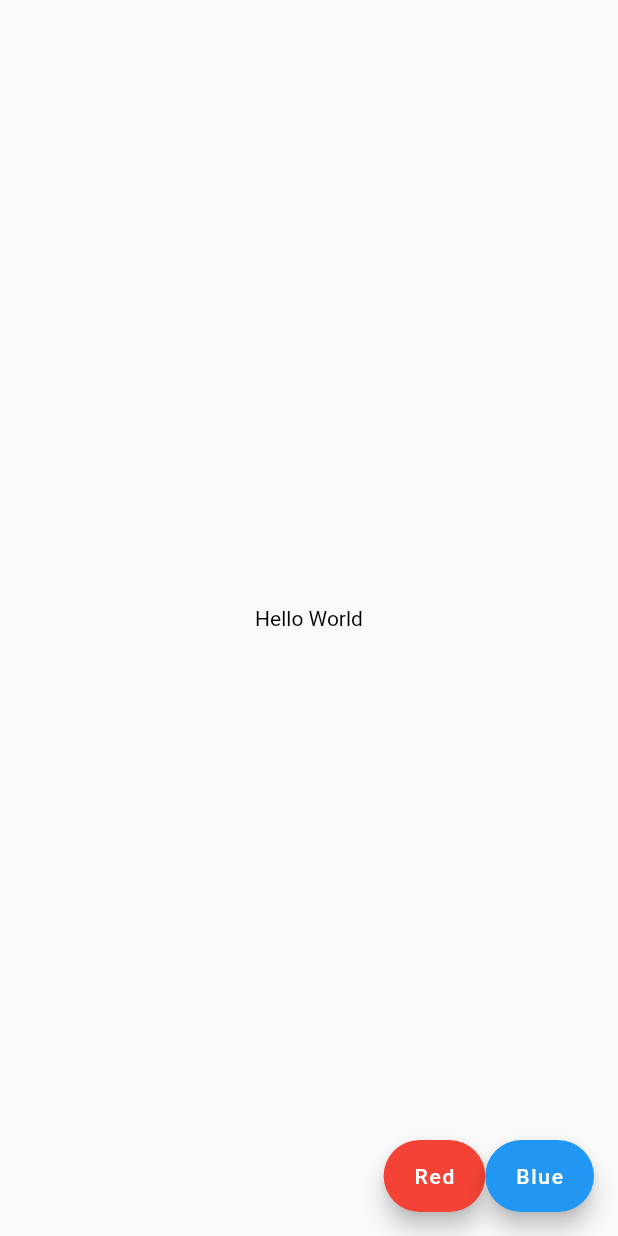
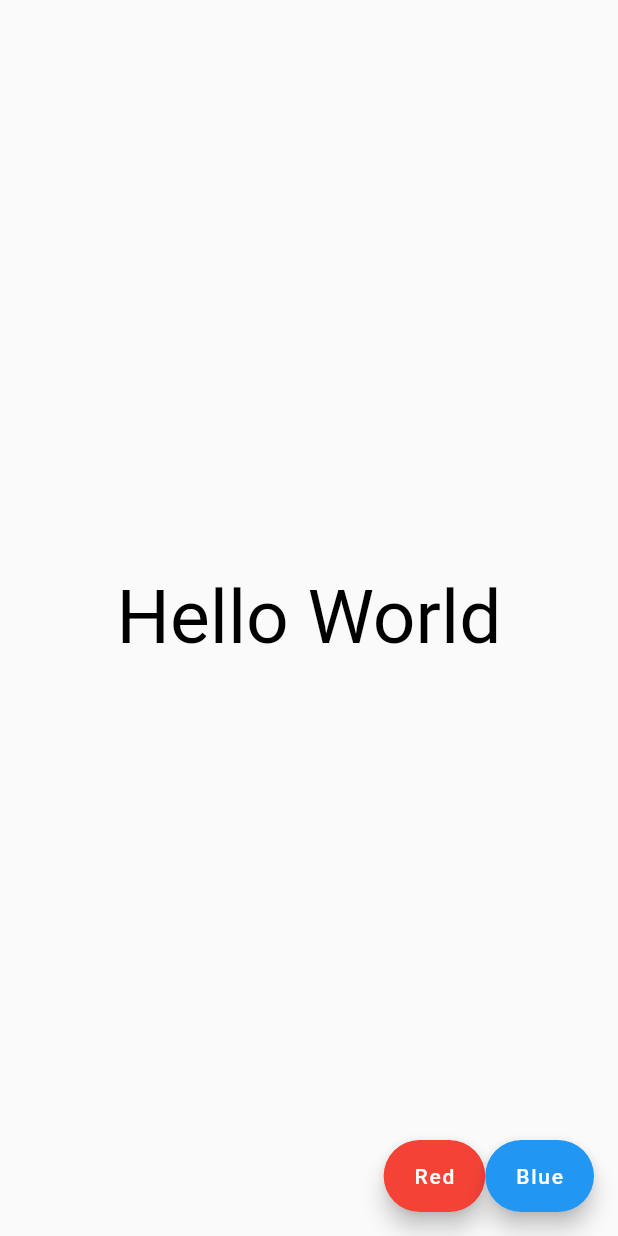
Before and after one commit to jumail-utm/stateful_widget_text, a Flutter app: the screen it shows after launch, on a phone screen of 412 x 824 dp. Run offline on Flutter 3.47's test engine with Material 2 defaults, Android fonts, the phone set to English and light mode, and no system bars.

Commit message:
add another state, font size

```diff
--- a/lib/main.dart
+++ b/lib/main.dart
@@ -15,13 +15,20 @@ class _HomeState extends State<Home> {
   get color => _color;
   set color(value) => setState(() => _color = value);
 
+  double _size = 50.0;
+  get size => _size;
+  set size(value) => setState(() => _size = value);
+
   @override
   Widget build(BuildContext context) {
     return Scaffold(
       body: Center(
         child: Text(
           'Hello World',
-          style: TextStyle(color: _color),
+          style: TextStyle(
+            color: _color,
+            fontSize: size,
+          ),
         ),
       ),
       floatingActionButton: Row(
```
